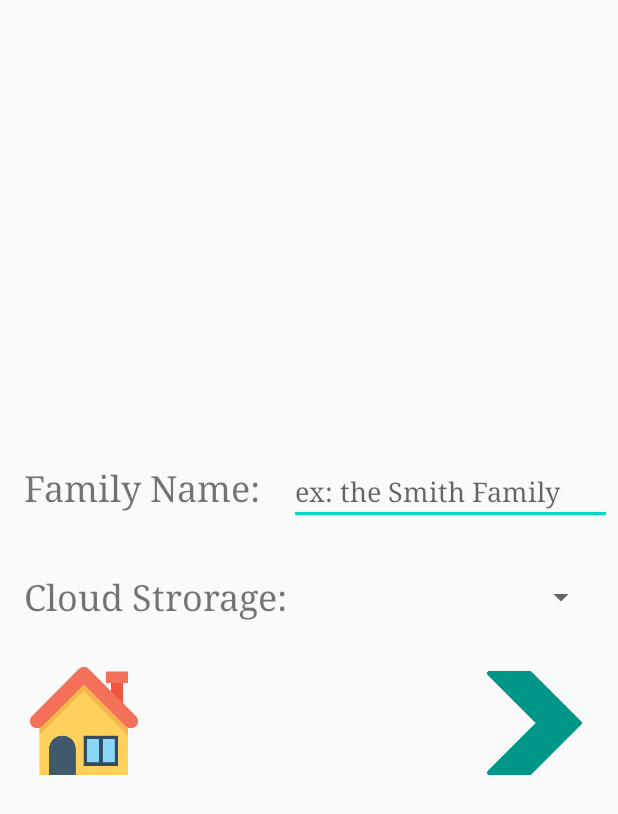
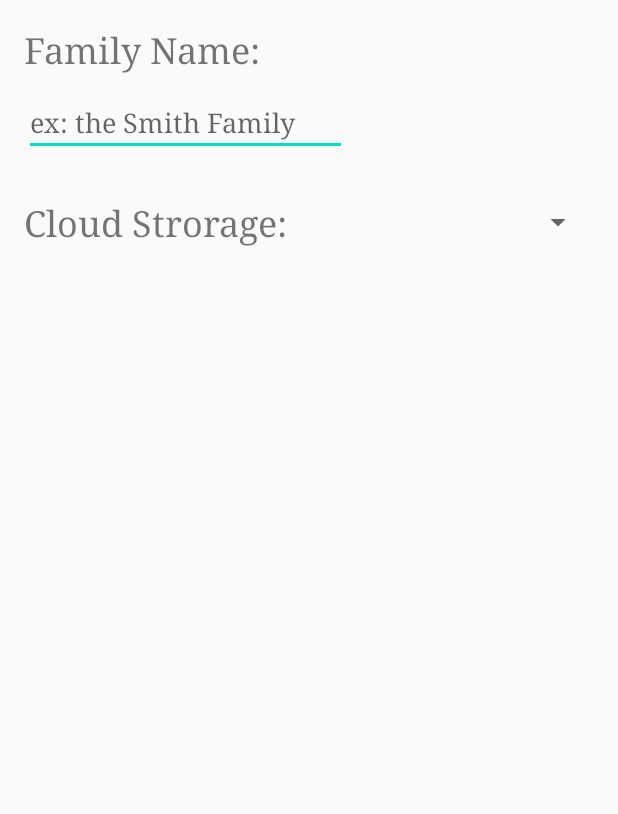
Before and after one commit to Harini-Arunprakash/FamilyTree, an Android app: the CreateFamily screen opened directly, with no data from a screen before it, on a phone screen of 412 x 824 dp. Shown: the top 814 px of the screen. Run offline under Robolectric (Android 15) with nearby library versions, the phone set to English and light mode, and no system bars.

Commit message:
Fixed the layout

```diff
--- a/app/src/main/res/layout/create_screen.xml
+++ b/app/src/main/res/layout/create_screen.xml
@@ -18,7 +18,7 @@
         app:layout_constraintHorizontal_bias="0.063"
         app:layout_constraintStart_toStartOf="parent"
         app:layout_constraintTop_toTopOf="parent"
-        app:layout_constraintVertical_bias="0.39" />
+        app:layout_constraintVertical_bias="0.022" />
 
     <EditText
         android:id="@+id/familyName"
@@ -31,10 +31,10 @@
         android:textSize="18sp"
         app:layout_constraintBottom_toBottomOf="parent"
         app:layout_constraintEnd_toEndOf="parent"
-        app:layout_constraintHorizontal_bias="0.979"
+        app:layout_constraintHorizontal_bias="0.081"
         app:layout_constraintStart_toStartOf="parent"
         app:layout_constraintTop_toTopOf="parent"
-        app:layout_constraintVertical_bias="0.395" />
+        app:layout_constraintVertical_bias="0.082" />
 
     <TextView
         android:id="@+id/textView2"
@@ -48,7 +48,7 @@
         app:layout_constraintHorizontal_bias="0.068"
         app:layout_constraintStart_toStartOf="parent"
         app:layout_constraintTop_toTopOf="parent"
-        app:layout_constraintVertical_bias="0.482" />
+        app:layout_constraintVertical_bias="0.167" />
 
     <Spinner
         android:id="@+id/cloudStorage"
@@ -56,33 +56,9 @@
         android:layout_height="32dp"
         app:layout_constraintBottom_toBottomOf="parent"
         app:layout_constraintEnd_toEndOf="parent"
-        app:layout_constraintHorizontal_bias="0.933"
+        app:layout_constraintHorizontal_bias="0.924"
         app:layout_constraintStart_toStartOf="parent"
         app:layout_constraintTop_toTopOf="parent"
-        app:layout_constraintVertical_bias="0.482" />
-
-    <ImageView
-        android:id="@+id/imageView2"
-        android:layout_width="79dp"
-        android:layout_height="69dp"
-        app:layout_constraintBottom_toBottomOf="parent"
-        app:layout_constraintEnd_toEndOf="parent"
-        app:layout_constraintHorizontal_bias="0.951"
-        app:layout_constraintStart_toStartOf="parent"
-        app:layout_constraintTop_toTopOf="parent"
-        app:layout_constraintVertical_bias="0.593"
-        app:srcCompat="@drawable/next" />
-
-    <ImageView
-        android:id="@+id/imageView3"
-        android:layout_width="80dp"
-        android:layout_height="72dp"
-        app:layout_constraintBottom_toBottomOf="parent"
-        app:layout_constraintEnd_toEndOf="parent"
-        app:layout_constraintHorizontal_bias="0.048"
-        app:layout_constraintStart_toStartOf="parent"
-        app:layout_constraintTop_toTopOf="parent"
-        app:layout_constraintVertical_bias="0.591"
-        app:srcCompat="@drawable/home" />
+        app:layout_constraintVertical_bias="0.167" />
 
 </androidx.constraintlayout.widget.ConstraintLayout>
```
Also changed, not shown: app/src/main/res/layout/activity_main.xml (+9 -9 lines).
